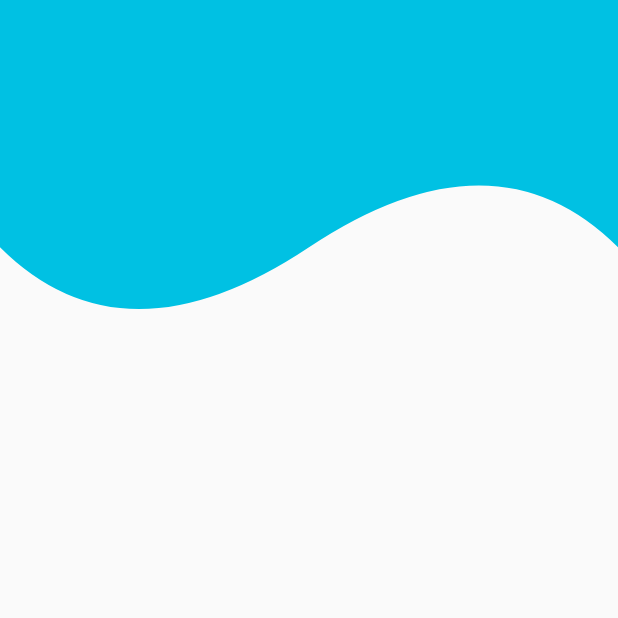
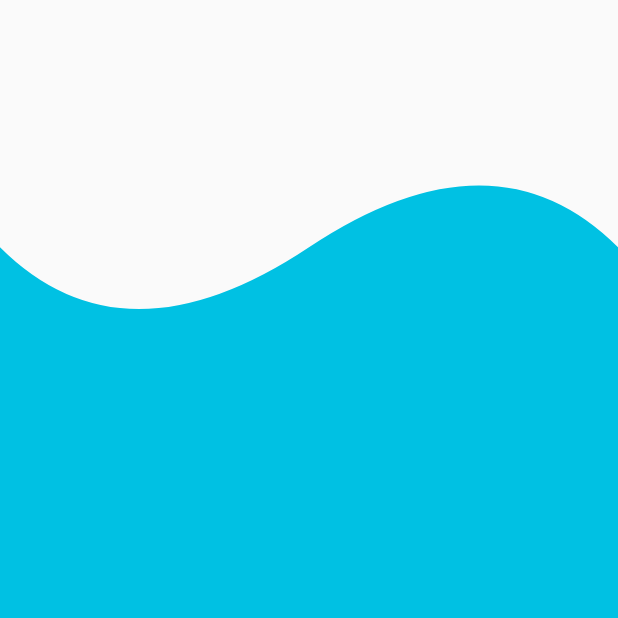
Before and after one commit to ChristianMocha/Backgraound_Flutter, a Flutter app: the screen it shows after launch, on a phone screen of 412 x 824 dp, the top half of it. Run offline on Flutter 3.47's test engine with Material 2 defaults, Android fonts, the phone set to English and light mode, and no system bars.

Commit message:
header wave alrevez

```diff
--- a/lib/src/pages/headers_page.dart
+++ b/lib/src/pages/headers_page.dart
@@ -6,6 +6,6 @@ class HeadersPage extends StatelessWidget {
 
   @override
   Widget build(BuildContext context) {
-    return Scaffold(body: HeaderWave());
+    return Scaffold(body: HeaderWaveAlrevez());
   }
 }
--- a/lib/src/widgets/headers.dart
+++ b/lib/src/widgets/headers.dart
@@ -231,3 +231,47 @@ class _headerWavePainter extends CustomPainter {
     return true;
   }
 }
+
+class HeaderWaveAlrevez extends StatelessWidget {
+  @override
+  Widget build(BuildContext context) {
+    return Container(
+      height: double.infinity,
+      width: double.infinity,
+      // color: Color(0xff00C1E3),
+      child: CustomPaint(
+        painter: _headerWaveAlrevezPainter(),
+      ),
+    );
+  }
+}
+
+class _headerWaveAlrevezPainter extends CustomPainter {
+  @override
+  void paint(Canvas canvas, Size size) {
+    final lapiz = new Paint();
+
+    // propiedadess
+    lapiz.color = Color(0xff00C1E3);
+    lapiz.style = PaintingStyle.fill; //.fill .stroke
+    lapiz.strokeWidth = 5;
+
+    final path = new Path();
+
+    // Dibujar con el path y el lapiz
+    path.moveTo(0, size.height * .2);
+    path.quadraticBezierTo(
+        size.width * .20, size.height * .3, size.width * .5, size.height * .2);
+    path.quadraticBezierTo(
+        size.width * .8, size.height * .1, size.width, size.height * .2);
+    path.lineTo(size.width, size.height);
+    path.lineTo(0, size.height);
+
+    canvas.drawPath(path, lapiz);
+  }
+
+  @override
+  bool shouldRepaint(covariant CustomPainter oldDelegate) {
+    return true;
+  }
+}
```
